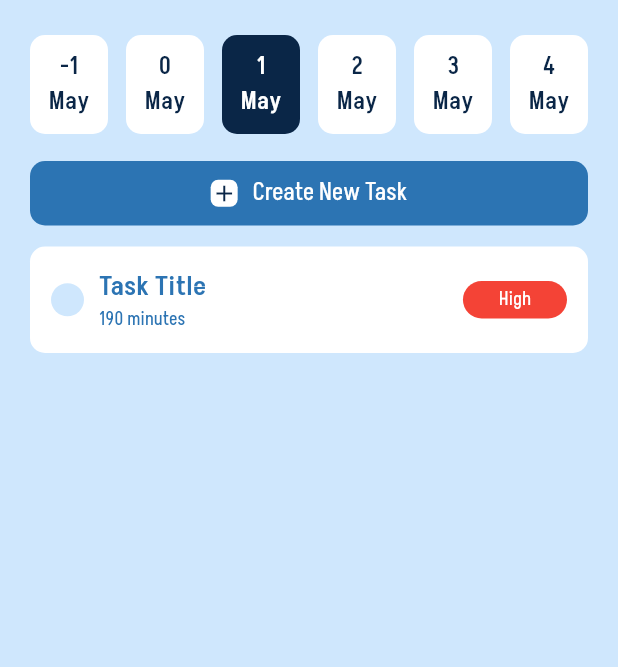
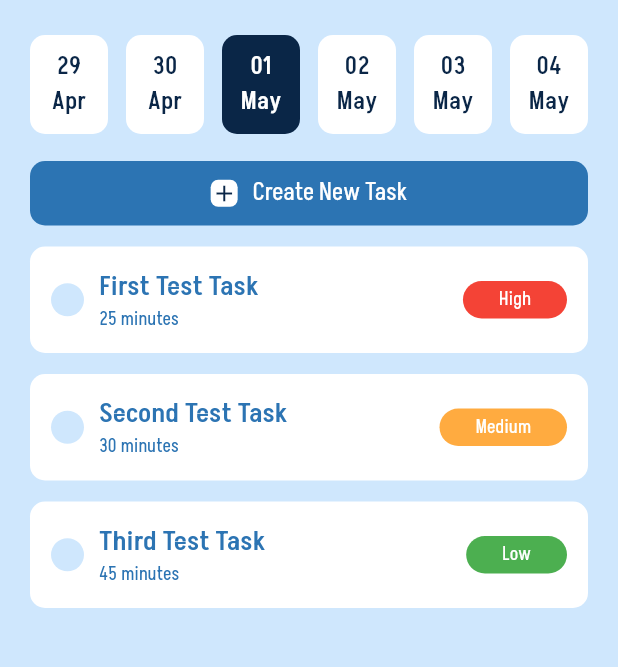
Before and after one commit to abhijeet-Bh/efecto, a Flutter app: the HomeView screen opened by its route, on a phone screen of 412 x 824 dp, the part 67-734 px from its top. Run offline on Flutter 3.47's test engine with Material 3 defaults, Android fonts, the phone set to English and light mode, and no system bars; our stand-ins replace bloc, dio, equatable, firebase_auth, firebase_core, flutter_bloc and 4 more; accounts and stored records are empty.

Commit message:
fix: minor bug fixes

```diff
--- a/lib/features/home/application/views/home_view.dart
+++ b/lib/features/home/application/views/home_view.dart
@@ -166,23 +166,9 @@ class _HomeViewState extends State<HomeView> {
                                     const SizedBox(
                                       width: 10,
                                     ),
-                                    Container(
-                                      decoration: BoxDecoration(
-                                        borderRadius: BorderRadius.circular(50),
-                                        color: Colors.red,
-                                      ),
-                                      child: Padding(
-                                        padding: const EdgeInsets.symmetric(
-                                            vertical: 4.0, horizontal: 24.0),
-                                        child: Text(
-                                          "High",
-                                          style: AppTheme.primaryBodyTextSmall
-                                              .copyWith(
-                                            fontSize: 12,
-                                            color: AppTheme.whiteColor,
-                                          ),
-                                        ),
-                                      ),
+                                    PriorityChip(
+                                      priority:
+                                          TaskData.taskList[index].priority,
                                     )
                                   ],
                                 ),
@@ -200,3 +186,39 @@ class _HomeViewState extends State<HomeView> {
     );
   }
 }
+
+class PriorityChip extends StatelessWidget {
+  final int priority;
+  const PriorityChip({
+    super.key,
+    required this.priority,
+  });
+
+  @override
+  Widget build(BuildContext context) {
+    return Container(
+      decoration: BoxDecoration(
+        borderRadius: BorderRadius.circular(50),
+        color: (priority == 2)
+            ? Colors.red
+            : (priority == 1)
+                ? Colors.orangeAccent
+                : Colors.green,
+      ),
+      child: Padding(
+        padding: const EdgeInsets.symmetric(vertical: 4.0, horizontal: 24.0),
+        child: Text(
+          (priority == 2)
+              ? "High"
+              : (priority == 1)
+                  ? "Medium"
+                  : "Low",
+          style: AppTheme.primaryBodyTextSmall.copyWith(
+            fontSize: 12,
+            color: AppTheme.whiteColor,
+          ),
+        ),
+      ),
+    );
+  }
+}
--- a/lib/features/home/application/widgets/date_list_widget.dart
+++ b/lib/features/home/application/widgets/date_list_widget.dart
@@ -22,8 +22,7 @@ class _DateListState extends State<DateList> {
       children: [
         InkWell(
           child: DateChips(
-            date: (DateTime.now().day - 2).toString(),
-            month: AppConstants.months[DateTime.now().month],
+            date: (DateTime.now().subtract(const Duration(days: 2))),
             isSelected: selectedIndex == 0,
           ),
           onTap: () {
@@ -34,8 +33,7 @@ class _DateListState extends State<DateList> {
         ),
         InkWell(
           child: DateChips(
-            date: (DateTime.now().day - 1).toString(),
-            month: AppConstants.months[DateTime.now().month],
+            date: (DateTime.now().subtract(const Duration(days: 1))),
             isSelected: selectedIndex == 1,
           ),
           onTap: () {
@@ -46,8 +44,7 @@ class _DateListState extends State<DateList> {
         ),
         InkWell(
           child: DateChips(
-            date: (DateTime.now().day - 0).toString(),
-            month: AppConstants.months[DateTime.now().month],
+            date: (DateTime.now().subtract(const Duration(days: 0))),
             isSelected: selectedIndex == 2,
           ),
           onTap: () {
@@ -58,8 +55,7 @@ class _DateListState extends State<DateList> {
         ),
         InkWell(
           child: DateChips(
-            date: (DateTime.now().day + 1).toString(),
-            month: AppConstants.months[DateTime.now().month],
+            date: (DateTime.now().add(const Duration(days: 1))),
             isSelected: selectedIndex == 3,
           ),
           onTap: () {
@@ -70,8 +66,7 @@ class _DateListState extends State<DateList> {
         ),
         InkWell(
           child: DateChips(
-            date: (DateTime.now().day + 2).toString(),
-            month: AppConstants.months[DateTime.now().month],
+            date: (DateTime.now().add(const Duration(days: 2))),
             isSelected: selectedIndex == 4,
           ),
           onTap: () {
@@ -82,8 +77,7 @@ class _DateListState extends State<DateList> {
         ),
         InkWell(
           child: DateChips(
-            date: (DateTime.now().day + 3).toString(),
-            month: AppConstants.months[DateTime.now().month],
+            date: (DateTime.now().add(const Duration(days: 3))),
             isSelected: selectedIndex == 5,
           ),
           onTap: () {
@@ -99,12 +93,10 @@ class _DateListState extends State<DateList> {
 
 class DateChips extends StatelessWidget {
   final bool isSelected;
-  final String date;
-  final String month;
+  final DateTime date;
   const DateChips({
     super.key,
     required this.date,
-    required this.month,
     required this.isSelected,
   });
 
@@ -121,13 +113,13 @@ class DateChips extends StatelessWidget {
         mainAxisAlignment: MainAxisAlignment.center,
         children: [
           Text(
-            date,
+            (date.day > 9) ? date.day.toString() : '0${date.day}',
             style: AppTheme.primaryHeadingTextSmall.copyWith(
               color: isSelected ? AppTheme.whiteColor : AppTheme.primaryColor,
             ),
           ),
           Text(
-            month,
+            AppConstants.months[date.month],
             style: AppTheme.primaryHeadingTextSmall.copyWith(
               color: isSelected ? AppTheme.whiteColor : AppTheme.primaryColor,
             ),
--- a/lib/features/home/data/TaskData.dart
+++ b/lib/features/home/data/TaskData.dart
@@ -1,20 +1,30 @@
+import 'package:efecto/core/task_model.dart';
+
 class TaskData {
   static List<TaskModel> taskList = [
     TaskModel(
-      title: "Task Title",
-      duration: 190,
-      priority: Priority.HIGH,
-    )
+      "sampleId",
+      "First Test Task",
+      2,
+      25,
+      false,
+      DateTime.now(),
+    ),
+    TaskModel(
+      "sampleId",
+      "Second Test Task",
+      1,
+      30,
+      false,
+      DateTime.now(),
+    ),
+    TaskModel(
+      "sampleId",
+      "Third Test Task",
+      0,
+      45,
+      false,
+      DateTime.now(),
+    ),
   ];
 }
-
-class TaskModel {
-  String title;
-  int duration;
-  Priority priority;
-
-  TaskModel(
-      {required this.title, required this.duration, required this.priority});
-}
-
-enum Priority { HIGH, MEDIUM, LOW }
```
